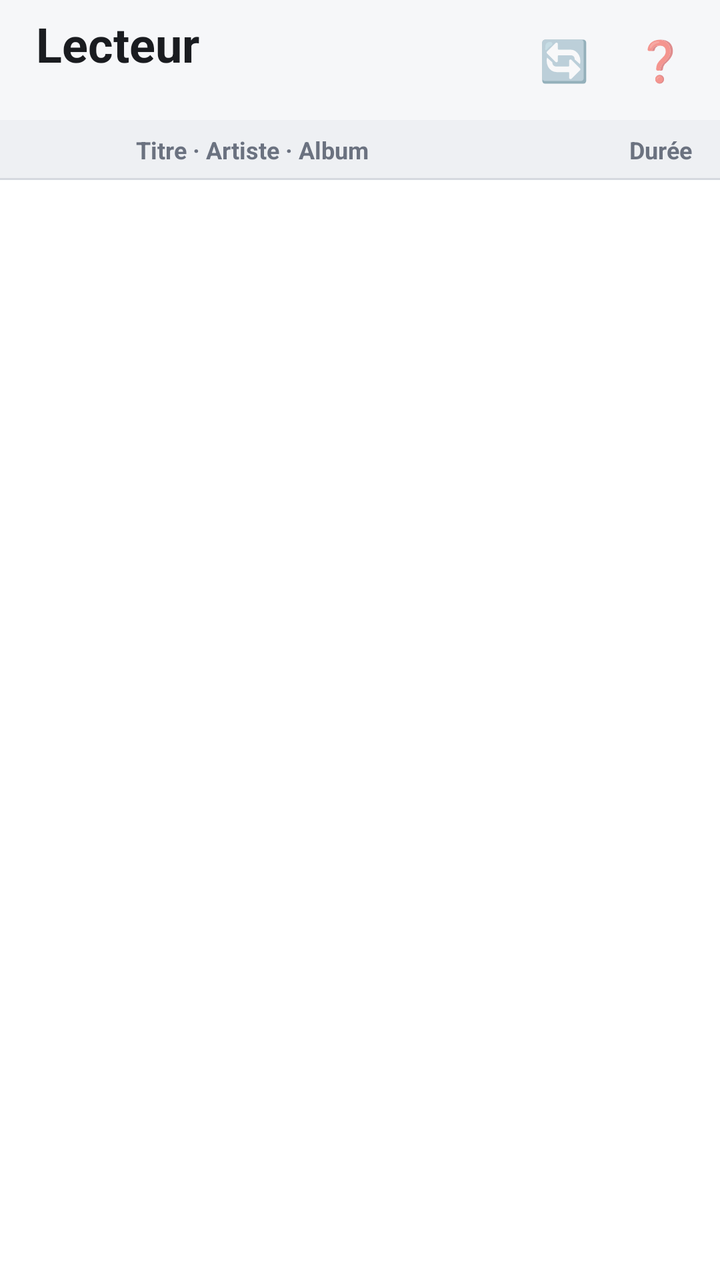
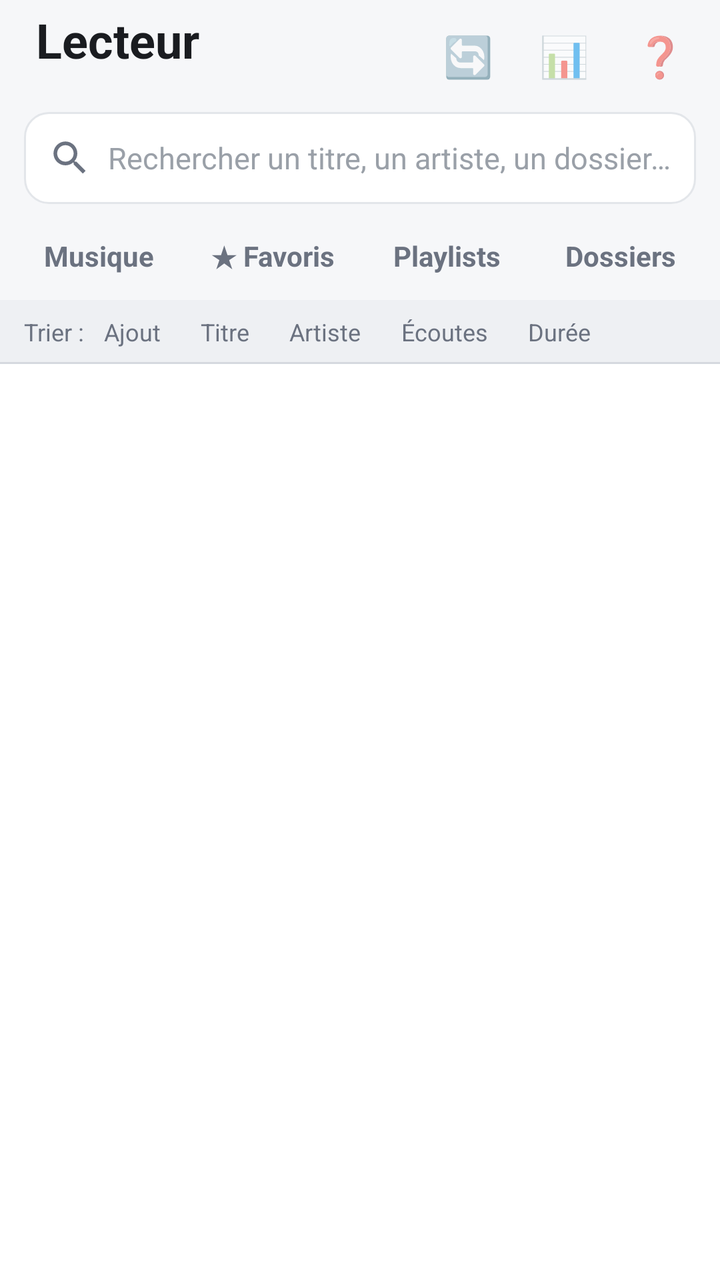

Screens rendered from an Android XML layout before and after an edit, with the pre-edit source and the edit as a unified diff.
<!-- AndroidManifest.xml: application theme Theme.Lecteur -->
<!-- res/layout/activity_main.xml -->
<?xml version="1.0" encoding="utf-8"?>
<LinearLayout xmlns:android="http://schemas.android.com/apk/res/android"
    android:layout_width="match_parent"
    android:layout_height="match_parent"
    android:orientation="vertical"
    android:background="@color/fond">

    <LinearLayout
        android:layout_width="match_parent"
        android:layout_height="60dp"
        android:gravity="center_vertical"
        android:orientation="horizontal"
        android:paddingStart="18dp"
        android:paddingEnd="6dp">
        <LinearLayout
            android:layout_width="0dp"
            android:layout_height="wrap_content"
            android:layout_weight="1"
            android:orientation="vertical">
            <TextView
                android:layout_width="wrap_content"
                android:layout_height="wrap_content"
                android:text="Lecteur"
                android:textColor="@color/texte"
                android:textSize="24sp"
                android:textStyle="bold" />
            <TextView
                android:id="@+id/compteur"
                android:layout_width="wrap_content"
                android:layout_height="wrap_content"
                android:textColor="@color/gris"
                android:textSize="12sp" />
        </LinearLayout>
        <TextView android:id="@+id/btnActualiser" style="@style/BoutonHaut" android:text="🔄" />
        <TextView android:id="@+id/btnAide" style="@style/BoutonHaut" android:text="❓" />
    </LinearLayout>

    <TextView
        android:id="@+id/bandeau"
        android:layout_width="match_parent"
        android:layout_height="wrap_content"
        android:layout_marginStart="12dp"
        android:layout_marginEnd="12dp"
        android:layout_marginBottom="8dp"
        android:background="@drawable/bg_bandeau"
        android:foreground="?android:attr/selectableItemBackground"
        android:padding="12dp"
        android:textColor="#6B4A00"
        android:textSize="14sp"
        android:visibility="gone" />

    <LinearLayout
        android:layout_width="match_parent"
        android:layout_height="30dp"
        android:background="@drawable/bg_entete"
        android:gravity="center_vertical"
        android:orientation="horizontal"
        android:paddingStart="68dp"
        android:paddingEnd="14dp">
        <TextView
            android:layout_width="0dp"
            android:layout_height="wrap_content"
            android:layout_weight="1"
            android:text="Titre · Artiste · Album"
            android:textColor="@color/gris"
            android:textSize="12sp"
            android:textStyle="bold" />
        <TextView
            android:layout_width="wrap_content"
            android:layout_height="wrap_content"
            android:text="Durée"
            android:textColor="@color/gris"
            android:textSize="12sp"
            android:textStyle="bold" />
    </LinearLayout>

    <FrameLayout
        android:layout_width="match_parent"
        android:layout_height="0dp"
        android:layout_weight="1">
        <androidx.recyclerview.widget.RecyclerView
            android:id="@+id/liste"
            android:layout_width="match_parent"
            android:layout_height="match_parent"
            android:background="@color/carte"
            android:scrollbars="vertical" />
        <LinearLayout
            android:id="@+id/vide"
            android:layout_width="match_parent"
            android:layout_height="match_parent"
            android:background="@color/fond"
            android:gravity="center"
            android:orientation="vertical"
            android:padding="32dp"
            android:visibility="gone">
            <TextView
                android:id="@+id/texteVide"
                android:layout_width="wrap_content"
                android:layout_height="wrap_content"
                android:gravity="center"
                android:textColor="@color/texte"
                android:textSize="16sp" />
            <TextView
                android:id="@+id/btnVide"
                android:layout_width="wrap_content"
                android:layout_height="52dp"
                android:layout_marginTop="20dp"
                android:background="@drawable/bg_bouton"
                android:gravity="center"
                android:paddingStart="24dp"
                android:paddingEnd="24dp"
                android:textColor="#FFFFFF"
                android:textSize="16sp"
                android:textStyle="bold" />
        </LinearLayout>
    </FrameLayout>

    <LinearLayout
        android:id="@+id/mini"
        android:layout_width="match_parent"
        android:layout_height="wrap_content"
        android:background="@color/carte"
        android:elevation="12dp"
        android:orientation="vertical"
        android:visibility="gone">
        <ProgressBar
            android:id="@+id/miniBarre"
            style="?android:attr/progressBarStyleHorizontal"
            android:layout_width="match_parent"
            android:layout_height="3dp"
            android:max="1000"
            android:progressTint="@color/accent"
            android:progressBackgroundTint="@color/trait" />
        <LinearLayout
            android:id="@+id/miniZone"
            android:layout_width="match_parent"
            android:layout_height="68dp"
            android:foreground="?android:attr/selectableItemBackground"
            android:gravity="center_vertical"
            android:orientation="horizontal"
            android:paddingStart="12dp"
            android:paddingEnd="4dp">
            <ImageView
                android:id="@+id/miniPochette"
                android:layout_width="48dp"
                android:layout_height="48dp"
                android:background="@drawable/bg_pochette"
                android:scaleType="centerCrop" />
            <LinearLayout
                android:layout_width="0dp"
                android:layout_height="wrap_content"
                android:layout_marginStart="12dp"
                android:layout_weight="1"
                android:orientation="vertical">
                <TextView
                    android:id="@+id/miniTitre"
                    android:layout_width="match_parent"
                    android:layout_height="wrap_content"
                    android:ellipsize="end"
                    android:singleLine="true"
                    android:textColor="@color/texte"
                    android:textSize="16sp"
                    android:textStyle="bold" />
                <TextView
                    android:id="@+id/miniArtiste"
                    android:layout_width="match_parent"
                    android:layout_height="wrap_content"
                    android:ellipsize="end"
                    android:singleLine="true"
                    android:textColor="@color/gris"
                    android:textSize="13sp" />
            </LinearLayout>
            <ImageView
                android:id="@+id/miniLecture"
                android:layout_width="56dp"
                android:layout_height="56dp"
                android:background="?android:attr/selectableItemBackgroundBorderless"
                android:padding="12dp"
                android:src="@drawable/ic_lecture" />
            <ImageView
                android:id="@+id/miniSuivant"
                android:layout_width="52dp"
                android:layout_height="56dp"
                android:background="?android:attr/selectableItemBackgroundBorderless"
                android:padding="13dp"
                android:src="@drawable/ic_suivant" />
        </LinearLayout>
    </LinearLayout>
</LinearLayout>
<!-- resources referenced by this layout -->
<resources>
  <color name="accent">#1E63D6</color>
  <color name="carte">#FFFFFF</color>
  <color name="fond">#F6F7F9</color>
  <color name="gris">#6B7280</color>
  <color name="texte">#1A1C20</color>
  <color name="trait">#E3E6EA</color>
  <!-- drawable bg_bouton (drawable) -->
  <ripple xmlns:android="http://schemas.android.com/apk/res/android" android:color="#33FFFFFF">
      <item><shape android:shape="rectangle"><solid android:color="@color/accent"/><corners android:radius="10dp"/></shape></item>
  </ripple>
  <!-- drawable bg_entete (drawable) -->
  <layer-list xmlns:android="http://schemas.android.com/apk/res/android">
      <item><color android:color="#EEF0F3"/></item>
      <item android:gravity="bottom" android:height="1dp"><color android:color="#D5D9DF"/></item>
  </layer-list>
  <!-- drawable bg_pochette (drawable) -->
  <shape xmlns:android="http://schemas.android.com/apk/res/android" android:shape="rectangle">
      <solid android:color="@color/trait"/>
      <corners android:radius="8dp"/>
  </shape>
  <!-- unchanged entries left out for length: 5 -->
</resources>

<!-- the commit's change to res/layout/activity_main.xml (unified diff, before → after) -->
@@ -7,7 +7,7 @@
 
     <LinearLayout
         android:layout_width="match_parent"
-        android:layout_height="60dp"
+        android:layout_height="56dp"
         android:gravity="center_vertical"
         android:orientation="horizontal"
         android:paddingStart="18dp"
@@ -32,6 +32,7 @@
                 android:textSize="12sp" />
         </LinearLayout>
         <TextView android:id="@+id/btnActualiser" style="@style/BoutonHaut" android:text="🔄" />
+        <TextView android:id="@+id/btnDonnees" style="@style/BoutonHaut" android:text="📊" />
         <TextView android:id="@+id/btnAide" style="@style/BoutonHaut" android:text="❓" />
     </LinearLayout>
 
@@ -49,30 +50,22 @@
         android:textSize="14sp"
         android:visibility="gone" />
 
-    <LinearLayout
-        android:layout_width="match_parent"
-        android:layout_height="30dp"
-        android:background="@drawable/bg_entete"
-        android:gravity="center_vertical"
-        android:orientation="horizontal"
-        android:paddingStart="68dp"
-        android:paddingEnd="14dp">
-        <TextView
-            android:layout_width="0dp"
-            android:layout_height="wrap_content"
-            android:layout_weight="1"
-            android:text="Titre · Artiste · Album"
-            android:textColor="@color/gris"
-            android:textSize="12sp"
-            android:textStyle="bold" />
-        <TextView
-            android:layout_width="wrap_content"
-            android:layout_height="wrap_content"
-            android:text="Durée"
-            android:textColor="@color/gris"
-            android:textSize="12sp"
-            android:textStyle="bold" />
-    </LinearLayout>
+    <include layout="@layout/barre_recherche" />
+
+    <LinearLayout
+        android:id="@+id/onglets"
+        android:layout_width="match_parent"
+        android:layout_height="44dp"
+        android:orientation="horizontal"
+        android:paddingStart="6dp"
+        android:paddingEnd="6dp">
+        <TextView android:id="@+id/ongletMusique" style="@style/Onglet" android:text="Musique" />
+        <TextView android:id="@+id/ongletFavoris" style="@style/Onglet" android:text="★ Favoris" />
+        <TextView android:id="@+id/ongletPlaylists" style="@style/Onglet" android:text="Playlists" />
+        <TextView android:id="@+id/ongletDossiers" style="@style/Onglet" android:text="Dossiers" />
+    </LinearLayout>
+
+    <include layout="@layout/barre_tri" />
 
     <FrameLayout
         android:layout_width="match_parent"
@@ -115,75 +108,146 @@
         </LinearLayout>
     </FrameLayout>
 
-    <LinearLayout
-        android:id="@+id/mini"
-        android:layout_width="match_parent"
-        android:layout_height="wrap_content"
-        android:background="@color/carte"
-        android:elevation="12dp"
-        android:orientation="vertical"
-        android:visibility="gone">
-        <ProgressBar
-            android:id="@+id/miniBarre"
-            style="?android:attr/progressBarStyleHorizontal"
-            android:layout_width="match_parent"
-            android:layout_height="3dp"
-            android:max="1000"
-            android:progressTint="@color/accent"
-            android:progressBackgroundTint="@color/trait" />
+    <include layout="@layout/mini_lecteur" />
+</LinearLayout>
+<!-- res/layout/barre_recherche.xml (included above) -->
+<?xml version="1.0" encoding="utf-8"?>
+<LinearLayout xmlns:android="http://schemas.android.com/apk/res/android"
+    android:layout_width="match_parent"
+    android:layout_height="46dp"
+    android:layout_marginStart="12dp"
+    android:layout_marginEnd="12dp"
+    android:layout_marginBottom="4dp"
+    android:background="@drawable/bg_recherche"
+    android:gravity="center_vertical"
+    android:orientation="horizontal"
+    android:paddingStart="12dp">
+    <ImageView
+        android:layout_width="22dp"
+        android:layout_height="22dp"
+        android:src="@drawable/ic_recherche" />
+    <EditText
+        android:id="@+id/recherche"
+        android:layout_width="0dp"
+        android:layout_height="match_parent"
+        android:layout_marginStart="8dp"
+        android:layout_weight="1"
+        android:background="@android:color/transparent"
+        android:hint="Rechercher un titre, un artiste, un dossier…"
+        android:imeOptions="actionSearch|flagNoExtractUi"
+        android:inputType="text"
+        android:singleLine="true"
+        android:textColor="@color/texte"
+        android:textColorHint="@color/gris_clair"
+        android:textSize="15sp" />
+    <ImageView
+        android:id="@+id/effacerRecherche"
+        android:layout_width="44dp"
+        android:layout_height="match_parent"
+        android:background="?android:attr/selectableItemBackgroundBorderless"
+        android:scaleType="center"
+        android:src="@drawable/ic_fermer"
+        android:tint="#9AA0A8"
+        android:visibility="gone" />
+</LinearLayout>
+<!-- res/layout/barre_tri.xml (included above) -->
+<?xml version="1.0" encoding="utf-8"?>
+<HorizontalScrollView xmlns:android="http://schemas.android.com/apk/res/android"
+    android:id="@+id/barreTri"
+    android:layout_width="match_parent"
+    android:layout_height="32dp"
+    android:background="@drawable/bg_entete"
+    android:scrollbars="none">
+    <LinearLayout
+        android:layout_width="wrap_content"
+        android:layout_height="match_parent"
+        android:gravity="center_vertical"
+        android:orientation="horizontal"
+        android:paddingStart="12dp"
+        android:paddingEnd="12dp">
+        <TextView
+            android:layout_width="wrap_content"
+            android:layout_height="wrap_content"
+            android:text="Trier :"
+            android:textColor="@color/gris"
+            android:textSize="12sp" />
+        <TextView android:id="@+id/triAjout" style="@style/Tri" android:text="Ajout" />
+        <TextView android:id="@+id/triTitre" style="@style/Tri" android:text="Titre" />
+        <TextView android:id="@+id/triArtiste" style="@style/Tri" android:text="Artiste" />
+        <TextView android:id="@+id/triEcoutes" style="@style/Tri" android:text="Écoutes" />
+        <TextView android:id="@+id/triDuree" style="@style/Tri" android:text="Durée" />
+    </LinearLayout>
+</HorizontalScrollView>
+<!-- res/layout/mini_lecteur.xml (included above) -->
+<?xml version="1.0" encoding="utf-8"?>
+<LinearLayout xmlns:android="http://schemas.android.com/apk/res/android"
+    android:id="@+id/mini"
+    android:layout_width="match_parent"
+    android:layout_height="wrap_content"
+    android:background="@color/carte"
+    android:elevation="12dp"
+    android:orientation="vertical"
+    android:visibility="gone">
+    <ProgressBar
+        android:id="@+id/miniBarre"
+        style="?android:attr/progressBarStyleHorizontal"
+        android:layout_width="match_parent"
+        android:layout_height="3dp"
+        android:max="1000"
+        android:progressTint="@color/accent"
+        android:progressBackgroundTint="@color/trait" />
+    <LinearLayout
+        android:id="@+id/miniZone"
+        android:layout_width="match_parent"
+        android:layout_height="68dp"
+        android:foreground="?android:attr/selectableItemBackground"
+        android:gravity="center_vertical"
+        android:orientation="horizontal"
+        android:paddingStart="12dp"
+        android:paddingEnd="4dp">
+        <ImageView
+            android:id="@+id/miniPochette"
+            android:layout_width="48dp"
+            android:layout_height="48dp"
+            android:background="@drawable/bg_pochette"
+            android:scaleType="centerCrop" />
         <LinearLayout
-            android:id="@+id/miniZone"
-            android:layout_width="match_parent"
-            android:layout_height="68dp"
-            android:foreground="?android:attr/selectableItemBackground"
-            android:gravity="center_vertical"
-            android:orientation="horizontal"
-            android:paddingStart="12dp"
-            android:paddingEnd="4dp">
-            <ImageView
-                android:id="@+id/miniPochette"
-                android:layout_width="48dp"
-                android:layout_height="48dp"
-                android:background="@drawable/bg_pochette"
-                android:scaleType="centerCrop" />
-            <LinearLayout
-                android:layout_width="0dp"
-                android:layout_height="wrap_content"
-                android:layout_marginStart="12dp"
-                android:layout_weight="1"
-                android:orientation="vertical">
-                <TextView
-                    android:id="@+id/miniTitre"
-                    android:layout_width="match_parent"
-                    android:layout_height="wrap_content"
-                    android:ellipsize="end"
-                    android:singleLine="true"
-                    android:textColor="@color/texte"
-                    android:textSize="16sp"
-                    android:textStyle="bold" />
-                <TextView
-                    android:id="@+id/miniArtiste"
-                    android:layout_width="match_parent"
-                    android:layout_height="wrap_content"
-                    android:ellipsize="end"
-                    android:singleLine="true"
-                    android:textColor="@color/gris"
-                    android:textSize="13sp" />
-            </LinearLayout>
-            <ImageView
-                android:id="@+id/miniLecture"
-                android:layout_width="56dp"
-                android:layout_height="56dp"
-                android:background="?android:attr/selectableItemBackgroundBorderless"
-                android:padding="12dp"
-                android:src="@drawable/ic_lecture" />
-            <ImageView
-                android:id="@+id/miniSuivant"
-                android:layout_width="52dp"
-                android:layout_height="56dp"
-                android:background="?android:attr/selectableItemBackgroundBorderless"
-                android:padding="13dp"
-                android:src="@drawable/ic_suivant" />
+            android:layout_width="0dp"
+            android:layout_height="wrap_content"
+            android:layout_marginStart="12dp"
+            android:layout_weight="1"
+            android:orientation="vertical">
+            <TextView
+                android:id="@+id/miniTitre"
+                android:layout_width="match_parent"
+                android:layout_height="wrap_content"
+                android:ellipsize="end"
+                android:singleLine="true"
+                android:textColor="@color/texte"
+                android:textSize="16sp"
+                android:textStyle="bold" />
+            <TextView
+                android:id="@+id/miniArtiste"
+                android:layout_width="match_parent"
+                android:layout_height="wrap_content"
+                android:ellipsize="end"
+                android:singleLine="true"
+                android:textColor="@color/gris"
+                android:textSize="13sp" />
         </LinearLayout>
+        <ImageView
+            android:id="@+id/miniLecture"
+            android:layout_width="56dp"
+            android:layout_height="56dp"
+            android:background="?android:attr/selectableItemBackgroundBorderless"
+            android:padding="12dp"
+            android:src="@drawable/ic_lecture" />
+        <ImageView
+            android:id="@+id/miniSuivant"
+            android:layout_width="52dp"
+            android:layout_height="56dp"
+            android:background="?android:attr/selectableItemBackgroundBorderless"
+            android:padding="13dp"
+            android:src="@drawable/ic_suivant" />
     </LinearLayout>
 </LinearLayout>
<!-- resource entries referenced after the edit -->
@@ -4,6 +4,7 @@
   <color name="carte">#FFFFFF</color>
   <color name="fond">#F6F7F9</color>
   <color name="gris">#6B7280</color>
+  <color name="gris_clair">#9AA0A8</color>
   <color name="texte">#1A1C20</color>
   <color name="trait">#E3E6EA</color>
   <!-- drawable bg_bouton (drawable) -->
@@ -20,6 +21,51 @@
       <solid android:color="@color/trait"/>
       <corners android:radius="8dp"/>
   </shape>
+  <!-- drawable bg_recherche (drawable) -->
+  <shape xmlns:android="http://schemas.android.com/apk/res/android" android:shape="rectangle">
+      <solid android:color="@color/carte"/>
+      <stroke android:width="1dp" android:color="@color/trait"/>
+      <corners android:radius="12dp"/>
+  </shape>
+  <!-- drawable ic_fermer (drawable) -->
+  <vector xmlns:android="http://schemas.android.com/apk/res/android" android:width="24dp" android:height="24dp" android:viewportWidth="24" android:viewportHeight="24">
+      <path android:fillColor="#D9534F" android:pathData="M19,6.41L17.59,5 12,10.59 6.41,5 5,6.41 10.59,12 5,17.59 6.41,19 12,13.41 17.59,19 19,17.59 13.41,12z"/>
+  </vector>
+  <!-- drawable ic_recherche (drawable) -->
+  <vector xmlns:android="http://schemas.android.com/apk/res/android" android:width="24dp" android:height="24dp" android:viewportWidth="24" android:viewportHeight="24">
+      <path android:fillColor="#6B7280" android:pathData="M15.5,14h-0.79l-0.28,-0.27C15.41,12.59 16,11.11 16,9.5 16,5.91 13.09,3 9.5,3S3,5.91 3,9.5 5.91,16 9.5,16c1.61,0 3.09,-0.59 4.23,-1.57l0.27,0.28v0.79l5,4.99L20.49,19l-4.99,-5zM9.5,14C7.01,14 5,11.99 5,9.5S7.01,5 9.5,5 14,7.01 14,9.5 11.99,14 9.5,14z"/>
+  </vector>
+  <style name="Onglet">
+          <item name="android:layout_width">0dp</item>
+          <item name="android:layout_height">match_parent</item>
+          <item name="android:layout_weight">1</item>
+          <item name="android:gravity">center</item>
+          <item name="android:textSize">14sp</item>
+          <item name="android:textStyle">bold</item>
+          <item name="android:textColor">@color/gris</item>
+          <item name="android:background">@drawable/bg_onglet</item>
+          <item name="android:foreground">?android:attr/selectableItemBackground</item>
+      </style>
+  <style name="Tri">
+          <item name="android:layout_width">wrap_content</item>
+          <item name="android:layout_height">match_parent</item>
+          <item name="android:gravity">center</item>
+          <item name="android:paddingStart">10dp</item>
+          <item name="android:paddingEnd">10dp</item>
+          <item name="android:textSize">12sp</item>
+          <item name="android:textColor">@color/gris</item>
+          <item name="android:background">?android:attr/selectableItemBackground</item>
+      </style>
+  <!-- drawable bg_onglet (drawable) -->
+  <selector xmlns:android="http://schemas.android.com/apk/res/android">
+      <item android:state_selected="true">
+          <layer-list>
+              <item><color android:color="@android:color/transparent"/></item>
+              <item android:gravity="bottom" android:height="3dp"><color android:color="@color/accent"/></item>
+          </layer-list>
+      </item>
+      <item><color android:color="@android:color/transparent"/></item>
+  </selector>
   <!-- unchanged entries left out for length: 5 -->
 </resources>
 
